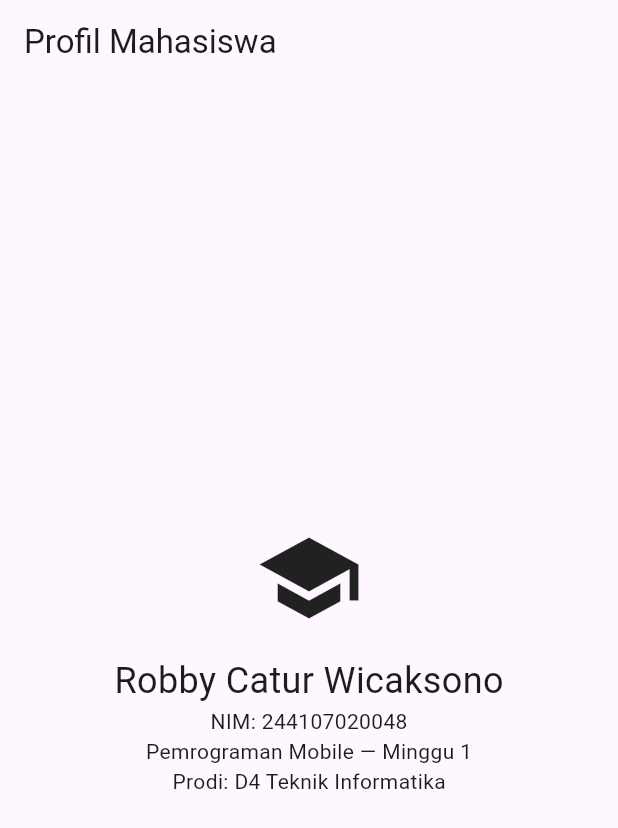
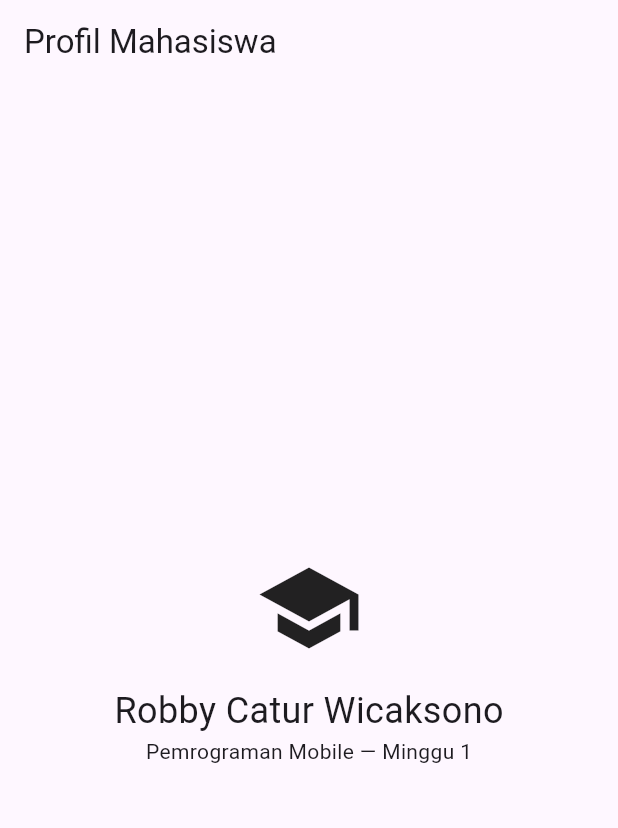
Before and after one commit to RobbyCatur/244107020048-mobile-course, a Flutter app: the screen it shows after launch, on a phone screen of 412 x 824 dp. Shown: the top 828 px of the screen. Run offline on Flutter 3.47's test engine with Material 3 defaults, Android fonts, the phone set to English and light mode, and no system bars.

Commit message:
Revert commit because there is a wrong code
This reverts commit c12b0a579a9318daf6e4890852e0e64205f5509f.

```diff
--- a/01-week-1-mobile-development-ecosystem-flutter-refresh/my_first_app/lib/main.dart
+++ b/01-week-1-mobile-development-ecosystem-flutter-refresh/my_first_app/lib/main.dart
@@ -15,9 +15,7 @@ class MyApp extends StatelessWidget {
             Icon(Icons.school, size: 72),
             SizedBox(height: 16),
             Text('Robby Catur Wicaksono', style: TextStyle(fontSize: 24)),
-            Text('NIM: 244107020048'),
             Text('Pemrograman Mobile — Minggu 1'),
-            Text('Prodi: D4 Teknik Informatika'),
           ]),
         ),
       ),
```
Also changed, not shown: 7 other files.
